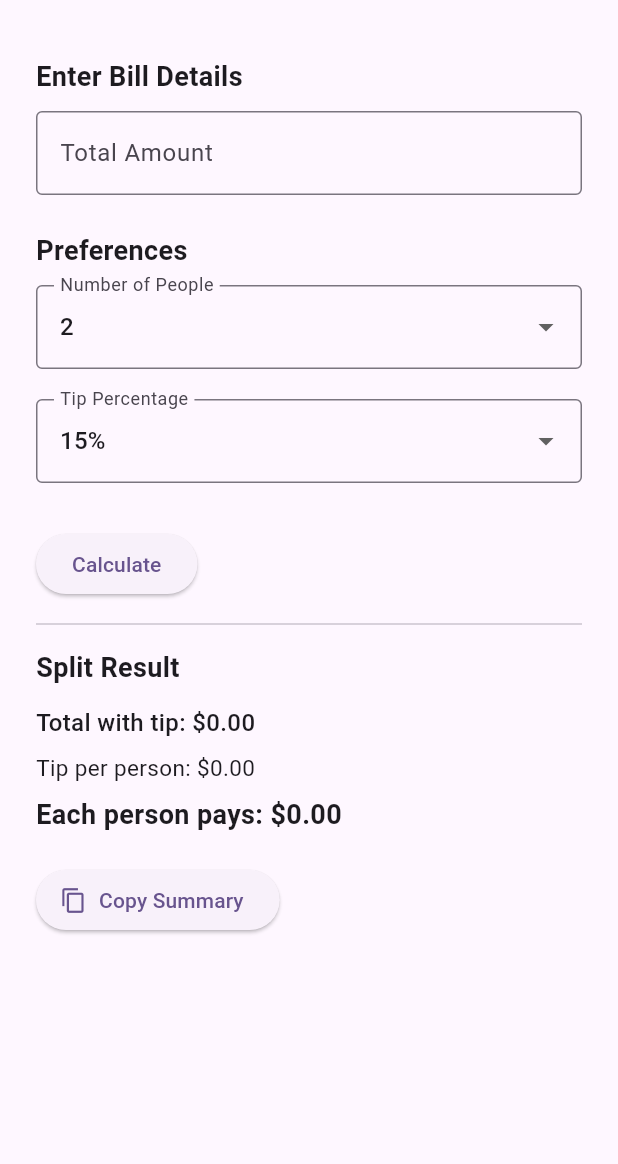
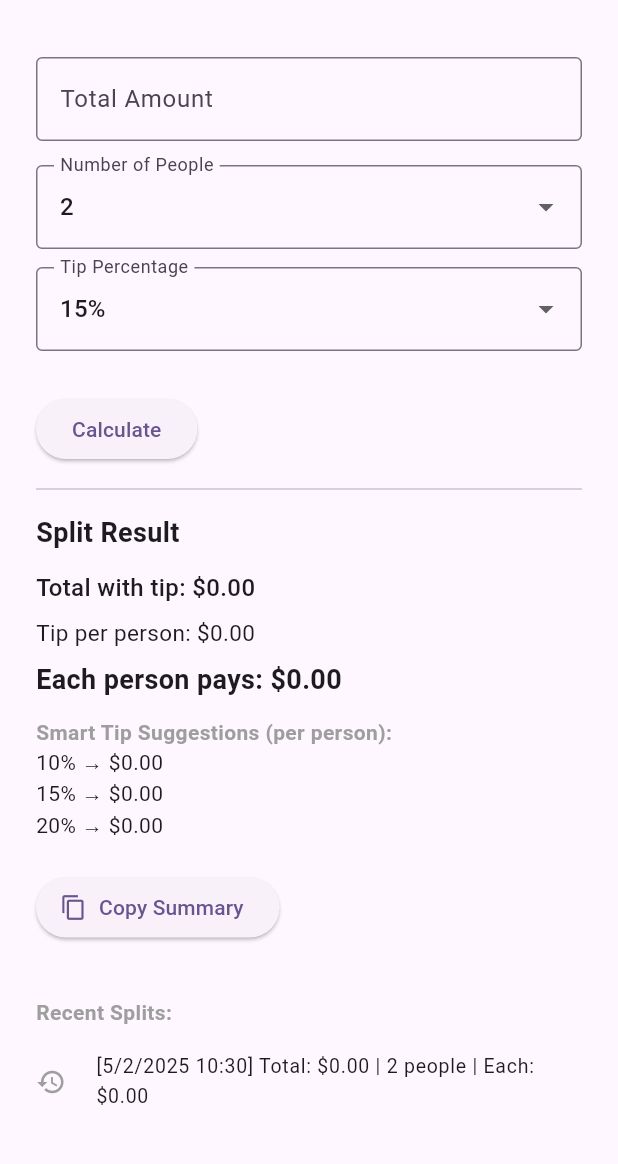
Before and after one commit to Quicline/quicksplit, a Flutter app: the QuickSplitScreen screen opened directly, after a tap on "Calculate", on a phone screen of 412 x 824 dp, the part 63-1227 px from its top. Run offline on Flutter 3.47's test engine with Material 3 defaults, Android fonts, the phone set to English and light mode, and no system bars; our stand-ins replace shared_preferences; accounts and stored records are empty.

Commit message:
Add recent splits feature and smart tip suggestions in QuickSplitScreen for enhanced user experience

```diff
--- a/lib/screens/quick_split_screen.dart
+++ b/lib/screens/quick_split_screen.dart
@@ -17,6 +17,7 @@ class _QuickSplitScreenState extends State<QuickSplitScreen> {
   double? _excess;
   final _tipController = TextEditingController();
   String _selectedTip = '15%';
+  List<String> _recentSummaries = [];
 
   void _calculateSplit() {
     final total = double.tryParse(_totalController.text) ?? 0;
@@ -45,6 +46,15 @@ class _QuickSplitScreenState extends State<QuickSplitScreen> {
 
       // Only show excess if people are overpaying
       _excess = excess > 0.01 ? excess : null;
+
+      final now = DateTime.now();
+      final formattedDate =
+          '${now.month}/${now.day}/${now.year} ${now.hour}:${now.minute.toString().padLeft(2, '0')}';
+      _recentSummaries.insert(
+        0,
+        '[$formattedDate] Total: \$${totalWithTip.toStringAsFixed(2)} | $people people | Each: \$${roundedPerPerson.toStringAsFixed(2)}',
+      );
+      if (_recentSummaries.length > 5) _recentSummaries.removeLast();
     });
   }
 
@@ -64,11 +74,6 @@ class _QuickSplitScreenState extends State<QuickSplitScreen> {
         child: Column(
           crossAxisAlignment: CrossAxisAlignment.start,
           children: [
-            const Text(
-              'Enter Bill Details',
-              style: TextStyle(fontSize: 18, fontWeight: FontWeight.bold),
-            ),
-            const SizedBox(height: 10),
             TextField(
               controller: _totalController,
               decoration: const InputDecoration(
@@ -76,13 +81,9 @@ class _QuickSplitScreenState extends State<QuickSplitScreen> {
                 border: OutlineInputBorder(),
               ),
               keyboardType: TextInputType.numberWithOptions(decimal: true),
+              onChanged: (_) => _calculateSplit(),
             ),
-            const SizedBox(height: 24),
-            const Text(
-              'Preferences',
-              style: TextStyle(fontSize: 18, fontWeight: FontWeight.bold),
-            ),
-            const SizedBox(height: 10),
+            const SizedBox(height: 16),
             DropdownButtonFormField<int>(
               value: _selectedPeople,
               decoration: const InputDecoration(
@@ -101,10 +102,11 @@ class _QuickSplitScreenState extends State<QuickSplitScreen> {
                   setState(() {
                     _selectedPeople = value;
                   });
+                  _calculateSplit();
                 }
               },
             ),
-            const SizedBox(height: 20),
+            const SizedBox(height: 12),
             DropdownButtonFormField<String>(
               value: _selectedTip,
               decoration: const InputDecoration(
@@ -119,10 +121,11 @@ class _QuickSplitScreenState extends State<QuickSplitScreen> {
                 setState(() {
                   _selectedTip = value!;
                 });
+                _calculateSplit();
               },
             ),
             if (_selectedTip == 'Other') ...[
-              const SizedBox(height: 20),
+              const SizedBox(height: 12),
               TextField(
                 controller: _tipController,
                 decoration: const InputDecoration(
@@ -130,9 +133,11 @@ class _QuickSplitScreenState extends State<QuickSplitScreen> {
                   border: OutlineInputBorder(),
                 ),
                 keyboardType: TextInputType.numberWithOptions(decimal: true),
+                onChanged: (_) => _calculateSplit(),
               ),
             ],
-            const SizedBox(height: 30),
+            const SizedBox(height: 12),
+            const SizedBox(height: 16),
             ElevatedButton(
               onPressed: _calculateSplit,
               child: const Text('Calculate'),
@@ -175,6 +180,24 @@ class _QuickSplitScreenState extends State<QuickSplitScreen> {
                     color: Colors.grey,
                   ),
                 ),
+              const SizedBox(height: 12),
+              const Text(
+                'Smart Tip Suggestions (per person):',
+                style: TextStyle(
+                  fontSize: 14,
+                  fontWeight: FontWeight.w600,
+                  color: Colors.grey,
+                ),
+              ),
+              Text(
+                '10% → \$${(((double.tryParse(_totalController.text) ?? 0) * 0.10) / _selectedPeople).toStringAsFixed(2)}',
+              ),
+              Text(
+                '15% → \$${(((double.tryParse(_totalController.text) ?? 0) * 0.15) / _selectedPeople).toStringAsFixed(2)}',
+              ),
+              Text(
+                '20% → \$${(((double.tryParse(_totalController.text) ?? 0) * 0.20) / _selectedPeople).toStringAsFixed(2)}',
+              ),
               const SizedBox(height: 20),
               ElevatedButton.icon(
                 icon: const Icon(Icons.copy),
@@ -194,6 +217,41 @@ Each pays: \$${_result!.toStringAsFixed(2)}
                 },
               ),
             ],
+            const SizedBox(height: 16),
+            if (_recentSummaries.isNotEmpty)
+              Column(
+                crossAxisAlignment: CrossAxisAlignment.start,
+                children: [
+                  const SizedBox(height: 20),
+                  const Text(
+                    'Recent Splits:',
+                    style: TextStyle(
+                      fontSize: 14,
+                      fontWeight: FontWeight.w600,
+                      color: Colors.grey,
+                    ),
+                  ),
+                  const SizedBox(height: 8),
+                  ListView.separated(
+                    shrinkWrap: true,
+                    physics: NeverScrollableScrollPhysics(),
+                    itemCount: _recentSummaries.length,
+                    separatorBuilder: (_, __) => const Divider(height: 8),
+                    itemBuilder: (context, index) {
+                      return ListTile(
+                        contentPadding: EdgeInsets.zero,
+                        leading: const Icon(
+                          Icons.history,
+                          size: 20,
+                          color: Colors.grey,
+                        ),
+                        title: Text(_recentSummaries[index]),
+                        dense: true,
+                      );
+                    },
+                  ),
+                ],
+              ),
           ],
         ),
       ),
```
